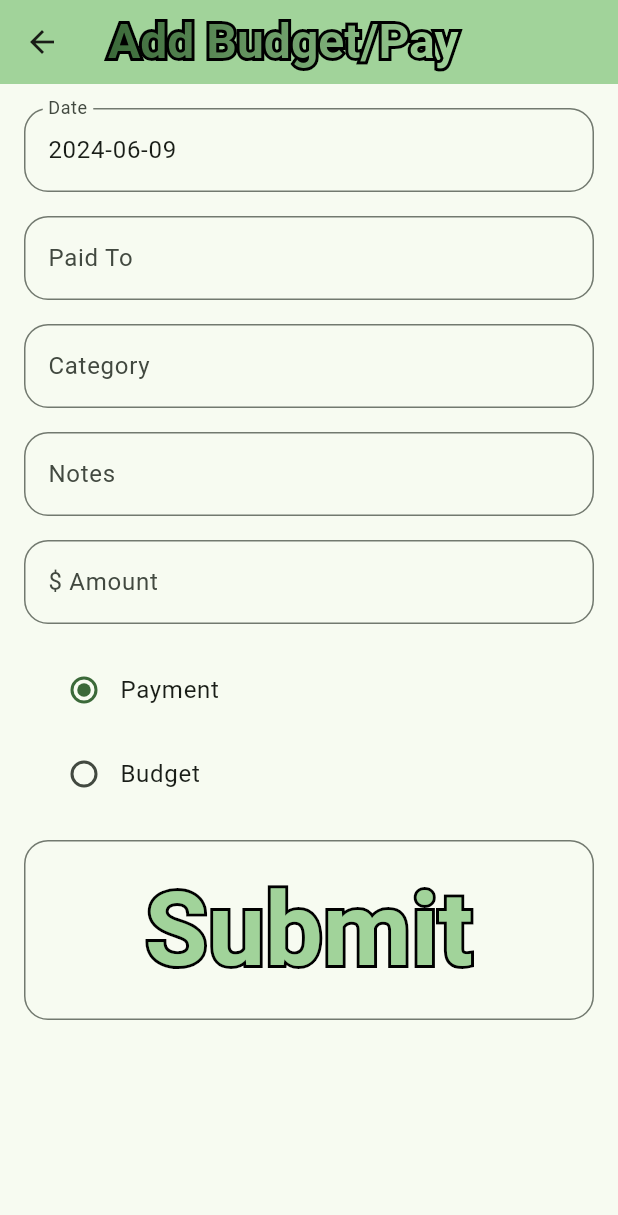
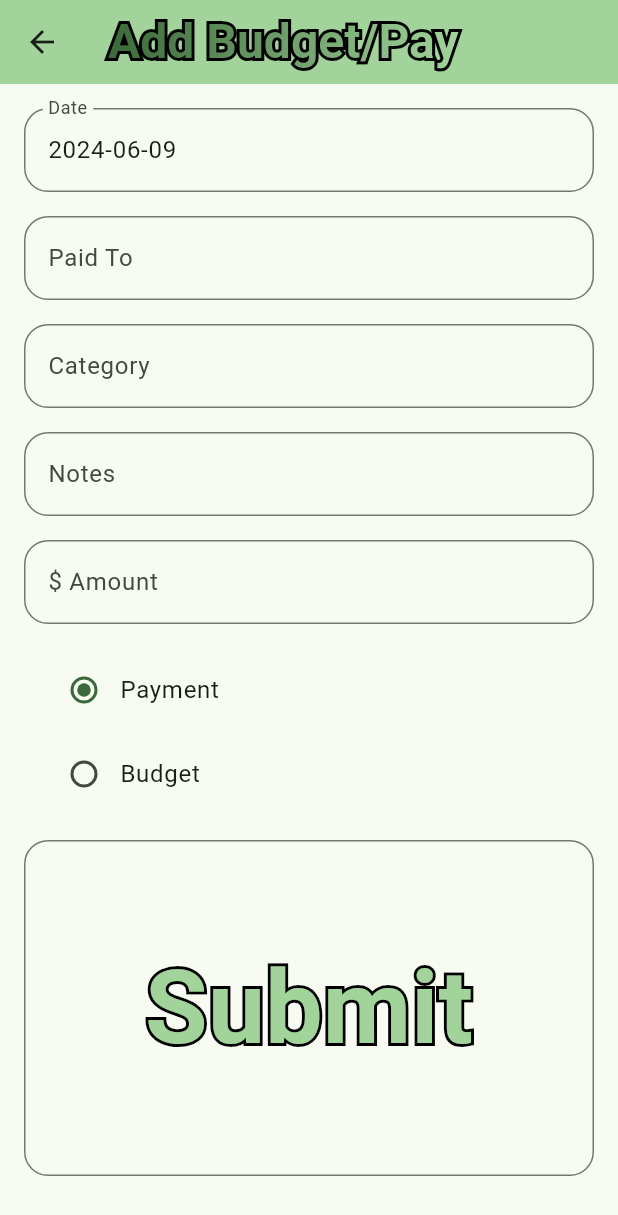
Before and after one commit to jahager/Tiny_Budget, a Flutter app: the AddEntryPage screen opened directly, on a phone screen of 412 x 824 dp. Shown: the top 1215 px of the screen. Run offline on Flutter 3.47's test engine with Material 3 defaults, Android fonts, the phone set to English and light mode, and no system bars; our stand-ins replace fl_chart, sqflite; accounts and stored records are empty.

Commit message:
Add Entry Submit button sized to fit screen

```diff
--- a/lib/add_entry_page.dart
+++ b/lib/add_entry_page.dart
@@ -250,7 +250,7 @@ class _AddEntryPageState extends State<AddEntryPage> {
             Padding(
                 padding: const EdgeInsets.only(top: 16, bottom: 16),
                 child: SizedBox(
-                  height: 120,
+                  height: (MediaQuery.sizeOf(context).height - 600) < 120 ? 120: MediaQuery.sizeOf(context).height - 600,
                   child: OutlinedButton(
                       style: roundSquareStyle,
                       onPressed: () {
```
